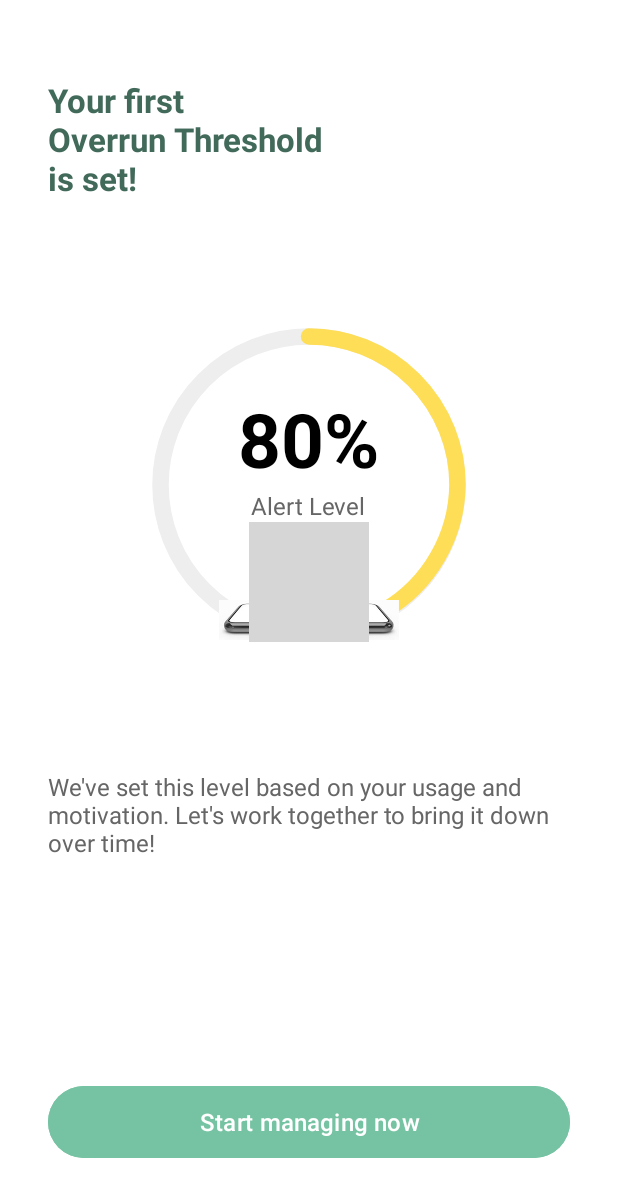
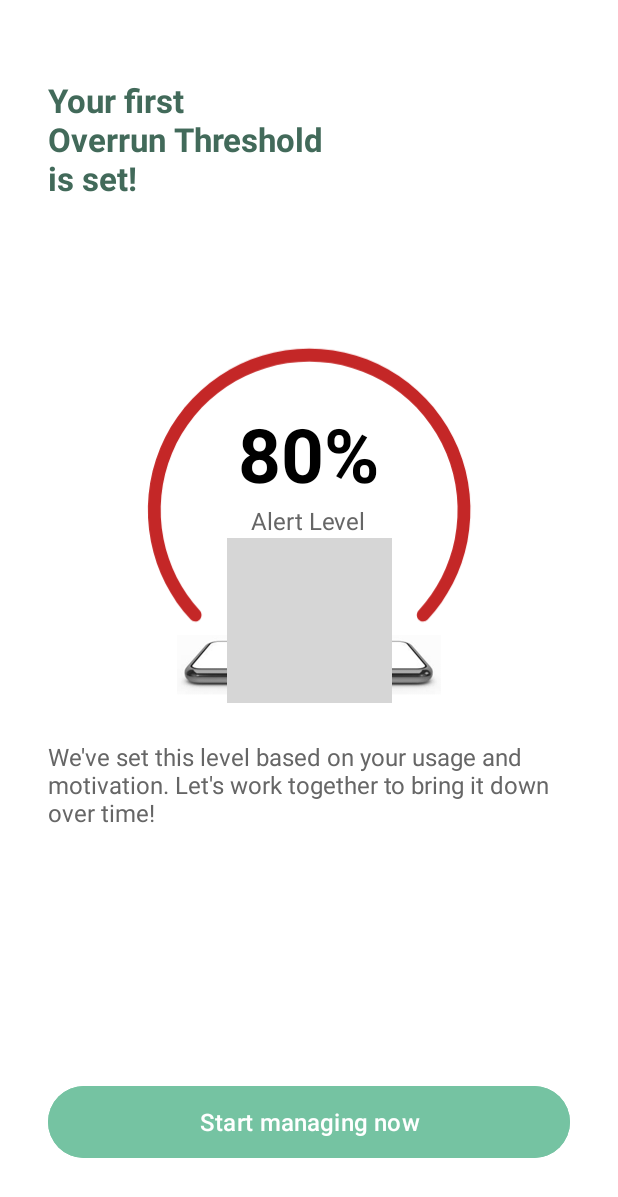
Before and after one commit to sc-team-6/PaceMate-FE, an Android app: the fragment OnboardingUsageFragment shown on its own in the app's theme, on a phone screen of 412 x 824 dp. Shown: the top 1197 px of the screen. Run offline under Robolectric (Android 15) with nearby library versions, the phone set to English and light mode, and no system bars; 1 statement that could not run was skipped; grey boxes are pictures that could not be loaded.

Commit message:
Feat: 온보딩 페이지 완성

```diff
--- /dev/null
+++ b/app/src/main/res/drawable/icon_ellipse.xml
@@ -0,0 +1,15 @@
+<vector xmlns:android="http://schemas.android.com/apk/res/android"
+    android:width="524dp"
+    android:height="445dp"
+    android:viewportWidth="524"
+    android:viewportHeight="445">
+  <group>
+    <clip-path
+        android:pathData="M88.32,436.13C84.34,440.11 77.87,440.13 74.05,435.99C42.08,401.37 20.23,358.54 11.01,312.19C1.13,262.51 6.2,211.01 25.59,164.21C44.98,117.41 77.81,77.4 119.93,49.26C162.05,21.12 211.57,6.09 262.23,6.09C312.88,6.09 362.4,21.12 404.52,49.26C446.64,77.4 479.47,117.41 498.86,164.21C518.25,211.01 523.32,262.51 513.43,312.19C504.22,358.54 482.37,401.37 450.4,435.99C446.58,440.13 440.11,440.11 436.13,436.13V436.13C432.15,432.15 432.17,425.71 435.98,421.57C465.1,389.81 485.01,350.61 493.45,308.22C502.54,262.49 497.87,215.09 480.03,172.01C462.19,128.93 431.97,92.11 393.2,66.2C354.43,40.3 308.85,26.47 262.23,26.47C215.6,26.47 170.02,40.3 131.25,66.2C92.48,92.11 62.26,128.93 44.42,172.01C26.58,215.09 21.91,262.49 31,308.22C39.44,350.61 59.35,389.81 88.48,421.57C92.28,425.71 92.3,432.15 88.32,436.13V436.13Z"/>
+    <path
+        android:pathData="M88.32,436.13C84.34,440.11 77.87,440.13 74.05,435.99C42.08,401.37 20.23,358.54 11.01,312.19C1.13,262.51 6.2,211.01 25.59,164.21C44.98,117.41 77.81,77.4 119.93,49.26C162.05,21.12 211.57,6.09 262.23,6.09C312.88,6.09 362.4,21.12 404.52,49.26C446.64,77.4 479.47,117.41 498.86,164.21C518.25,211.01 523.32,262.51 513.43,312.19C504.22,358.54 482.37,401.37 450.4,435.99C446.58,440.13 440.11,440.11 436.13,436.13V436.13C432.15,432.15 432.17,425.71 435.98,421.57C465.1,389.81 485.01,350.61 493.45,308.22C502.54,262.49 497.87,215.09 480.03,172.01C462.19,128.93 431.97,92.11 393.2,66.2C354.43,40.3 308.85,26.47 262.23,26.47C215.6,26.47 170.02,40.3 131.25,66.2C92.48,92.11 62.26,128.93 44.42,172.01C26.58,215.09 21.91,262.49 31,308.22C39.44,350.61 59.35,389.81 88.48,421.57C92.28,425.71 92.3,432.15 88.32,436.13V436.13Z"
+        android:strokeWidth="220.67"
+        android:fillColor="#00000000"
+        android:strokeColor="#C42727"/>
+  </group>
+</vector>
--- a/app/src/main/res/layout/fragment_onboarding_usage.xml
+++ b/app/src/main/res/layout/fragment_onboarding_usage.xml
@@ -45,21 +45,23 @@
                 app:layout_constraintStart_toStartOf="parent"
                 app:layout_constraintEnd_toEndOf="parent">
 
-                <!-- 원형 프로그레스 배경 - 빨간색 반원 -->
+                <!-- 호 형태 프로그레스 -->
                 <ImageView
-                    android:id="@+id/progressCircle"
+                    android:id="@+id/progressArc"
                     android:layout_width="220dp"
                     android:layout_height="220dp"
-                    android:contentDescription="Progress circle"
-                    android:src="@drawable/progress_circle_80"
+                    android:contentDescription="Progress arc"
+                    android:src="@drawable/icon_ellipse"
                     android:layout_gravity="center" />
 
                 <!-- 텍스트 그룹 -->
                 <LinearLayout
-                    android:layout_width="220dp"
-                    android:layout_height="220dp"
+                    android:layout_width="wrap_content"
+                    android:layout_height="wrap_content"
                     android:orientation="vertical"
-                    android:gravity="center">
+                    android:gravity="center"
+                    android:layout_gravity="center"
+                    android:layout_marginBottom="10dp">
 
                     <TextView
                         android:layout_width="wrap_content"
@@ -67,8 +69,7 @@
                         android:text="80%"
                         android:textSize="50sp"
                         android:textStyle="bold"
-                        android:textColor="#000000"
-                        android:layout_marginTop="-40dp"/>
+                        android:textColor="#000000" />
 
                     <TextView
                         android:layout_width="wrap_content"
@@ -78,30 +79,32 @@
                         android:textColor="#666666" />
                 </LinearLayout>
 
-                <!-- 폰 이미지 -->
+
+            </FrameLayout>
+
+            <!-- 폰 이미지 - 프레임레이아웃 외부로 이동 -->
             <ImageView
                 android:id="@+id/phoneImage"
-                    android:layout_width="120dp"
+                android:layout_width="180dp"
                 android:layout_height="40dp"
-                    android:layout_gravity="center|bottom"
                 android:contentDescription="Phone image"
-                    android:src="@drawable/iv_phone" />
+                android:src="@drawable/iv_phone"
+                app:layout_constraintTop_toBottomOf="@id/circleContainer"
+                app:layout_constraintStart_toStartOf="parent"
+                app:layout_constraintEnd_toEndOf="parent"
+                android:layout_marginTop="-10dp" />
 
-                <!-- 다람쥐 이미지 - 프레임으로 감싸기 -->
-                <FrameLayout
-                    android:layout_width="wrap_content"
-                    android:layout_height="wrap_content"
-                    android:layout_gravity="center|bottom">
-
+            <!-- 다람쥐 이미지 - 프레임레이아웃 외부로 이동 -->
             <ImageView
                 android:id="@+id/hamsterImage"
-                        android:layout_width="80dp"
-                        android:layout_height="80dp"
-                        android:layout_marginBottom="5dp"
+                android:layout_width="110dp"
+                android:layout_height="110dp"
                 android:contentDescription="Hamster image"
-                        android:src="@drawable/iv_hamster" />
-                </FrameLayout>
-            </FrameLayout>
+                android:src="@drawable/iv_hamster"
+                app:layout_constraintBottom_toBottomOf="@+id/circleContainer"
+                app:layout_constraintEnd_toEndOf="parent"
+                app:layout_constraintStart_toStartOf="parent"
+                android:layout_marginBottom="-35dp"/>
 
             <TextView
                 android:id="@+id/tvDescription"
@@ -110,8 +113,8 @@
                 android:text="We've set this level based on your usage and motivation. Let's work together to bring it down over time!"
                 android:textSize="16sp"
                 android:textColor="#666666"
-                android:layout_marginTop="80dp"
-                app:layout_constraintTop_toBottomOf="@id/circleContainer"
+                android:layout_marginTop="30dp"
+                app:layout_constraintTop_toBottomOf="@id/phoneImage"
                 app:layout_constraintStart_toStartOf="parent"
                 app:layout_constraintEnd_toEndOf="parent" />
 
```
Also changed, not shown: app/src/main/res/drawable/progress_arc_80.xml (added, +24 -0 lines), app/src/main/res/drawable/progress_semicircle.xml (added, +11 -0 lines). Lines whose indentation alone changed are shown as unchanged.
